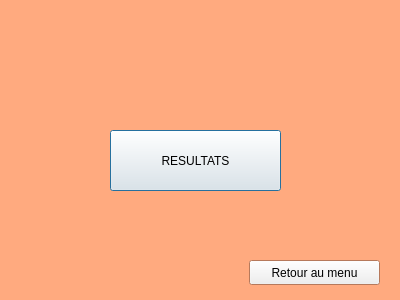
Qt form experienceview.ui (SophieShirine/FittsLaw) before a commit.
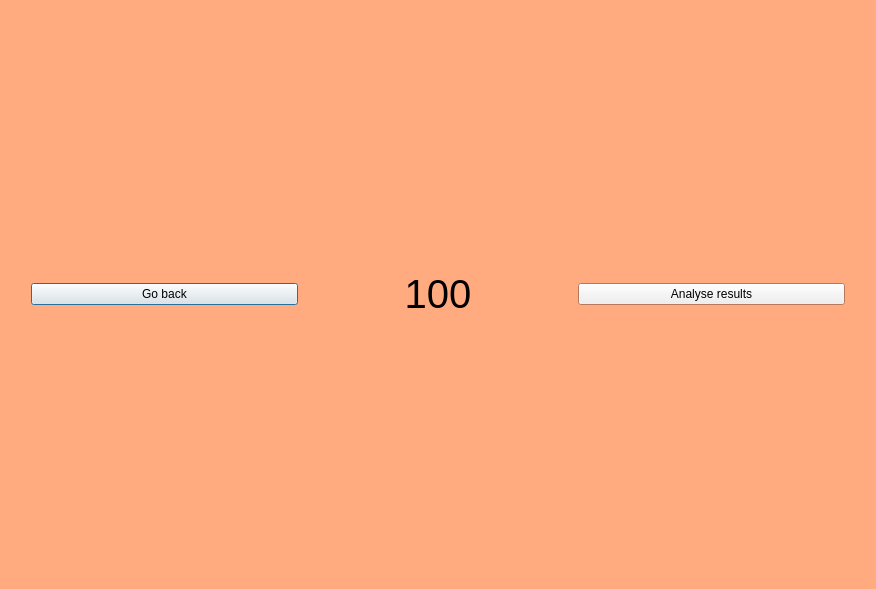
The same form after that commit.

Commit message: set up graphic widget

The edit to the form file:
```diff
--- a/experienceview.ui
+++ b/experienceview.ui
@@ -6,8 +6,8 @@
    <rect>
     <x>0</x>
     <y>0</y>
-    <width>400</width>
-    <height>300</height>
+    <width>876</width>
+    <height>589</height>
    </rect>
   </property>
   <property name="palette">
@@ -77,32 +77,108 @@
   <property name="windowTitle">
    <string>Dialog</string>
   </property>
-  <widget class="QPushButton" name="pushButton">
-   <property name="geometry">
-    <rect>
-     <x>110</x>
-     <y>130</y>
-     <width>171</width>
-     <height>61</height>
-    </rect>
-   </property>
-   <property name="text">
-    <string>RESULTATS</string>
-   </property>
-  </widget>
-  <widget class="QPushButton" name="leaveBtn">
-   <property name="geometry">
-    <rect>
-     <x>249</x>
-     <y>260</y>
-     <width>131</width>
-     <height>25</height>
-    </rect>
-   </property>
-   <property name="text">
-    <string>Retour au menu</string>
-   </property>
-  </widget>
+  <layout class="QGridLayout" name="gridLayout">
+   <item row="2" column="1">
+    <layout class="QHBoxLayout" name="buttonLayout">
+     <item>
+      <widget class="QPushButton" name="leaveBtn">
+       <property name="text">
+        <string>Go back</string>
+       </property>
+      </widget>
+     </item>
+     <item>
+      <widget class="QLabel" name="nbTargetLeftLabel">
+       <property name="font">
+        <font>
+         <pointsize>30</pointsize>
+        </font>
+       </property>
+       <property name="text">
+        <string>100</string>
+       </property>
+       <property name="alignment">
+        <set>Qt::AlignCenter</set>
+       </property>
+      </widget>
+     </item>
+     <item>
+      <widget class="QPushButton" name="pushButton">
+       <property name="text">
+        <string>Analyse results</string>
+       </property>
+      </widget>
+     </item>
+    </layout>
+   </item>
+   <item row="0" column="1">
+    <spacer name="verticalSpacer_2">
+     <property name="orientation">
+      <enum>Qt::Vertical</enum>
+     </property>
+     <property name="sizeType">
+      <enum>QSizePolicy::Preferred</enum>
+     </property>
+     <property name="sizeHint" stdset="0">
+      <size>
+       <width>30</width>
+       <height>40</height>
+      </size>
+     </property>
+    </spacer>
+   </item>
+   <item row="2" column="2">
+    <spacer name="horizontalSpacer_2">
+     <property name="orientation">
+      <enum>Qt::Horizontal</enum>
+     </property>
+     <property name="sizeType">
+      <enum>QSizePolicy::Preferred</enum>
+     </property>
+     <property name="sizeHint" stdset="0">
+      <size>
+       <width>20</width>
+       <height>20</height>
+      </size>
+     </property>
+    </spacer>
+   </item>
+   <item row="3" column="1">
+    <spacer name="verticalSpacer">
+     <property name="orientation">
+      <enum>Qt::Vertical</enum>
+     </property>
+     <property name="sizeType">
+      <enum>QSizePolicy::Preferred</enum>
+     </property>
+     <property name="sizeHint" stdset="0">
+      <size>
+       <width>30</width>
+       <height>40</height>
+      </size>
+     </property>
+    </spacer>
+   </item>
+   <item row="2" column="0">
+    <spacer name="horizontalSpacer">
+     <property name="orientation">
+      <enum>Qt::Horizontal</enum>
+     </property>
+     <property name="sizeType">
+      <enum>QSizePolicy::Preferred</enum>
+     </property>
+     <property name="sizeHint" stdset="0">
+      <size>
+       <width>20</width>
+       <height>20</height>
+      </size>
+     </property>
+    </spacer>
+   </item>
+   <item row="1" column="1">
+    <layout class="QVBoxLayout" name="GraphicLayout"/>
+   </item>
+  </layout>
  </widget>
  <resources/>
  <connections/>
```
The commit also changes 4 other files.
